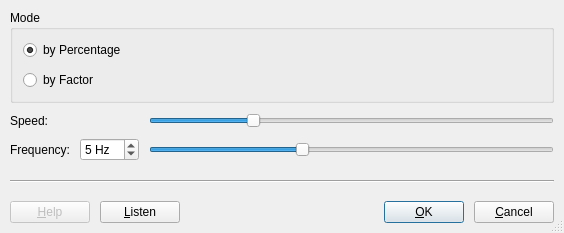
Qt form plugins/pitch_shift/PitchShiftDlg.ui (KDE/kwave) before a commit.
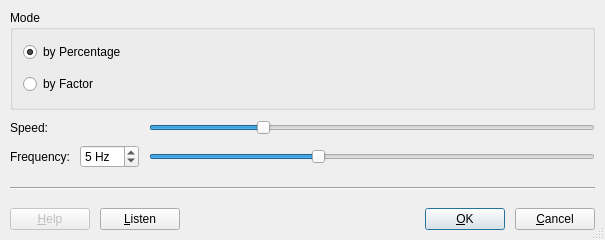
The same form after that commit. Custom widgets are drawn as their Qt base class.

Commit message: replaced some Qt classes with their KDE equivalent: KLineEdit, KComboBox, KDialogButtonBox, KProcess, KPushButton, KTabWidget, KTextEdit

```diff
--- a/plugins/pitch_shift/PitchShiftDlg.ui
+++ b/plugins/pitch_shift/PitchShiftDlg.ui
@@ -1,12 +1,12 @@
 <ui version="4.0" >
  <class>PitchShiftDlg</class>
- <widget class="QDialog" name="PitchShiftDlg" >
-  <property name="geometry" >
+ <widget class="QDialog" name="PitchShiftDlg">
+  <property name="geometry">
    <rect>
     <x>0</x>
     <y>0</y>
-    <width>564</width>
-    <height>226</height>
+    <width>605</width>
+    <height>240</height>
    </rect>
   </property>
   <property name="sizePolicy" >
@@ -287,8 +287,13 @@
    </item>
   </layout>
  </widget>
- <layoutdefault spacing="10" margin="10" />
+ <layoutdefault spacing="10" margin="10"/>
  <customwidgets>
+  <customwidget>
+   <class>KPushButton</class>
+   <extends>QPushButton</extends>
+   <header>kpushbutton.h</header>
+  </customwidget>
   <customwidget>
    <class>Kwave::InvertableSpinBox</class>
    <extends>QWidget</extends>
```
Left out of the diff: 218 changed lines with no effect on the pictures. The commit also changes 39 other files.
